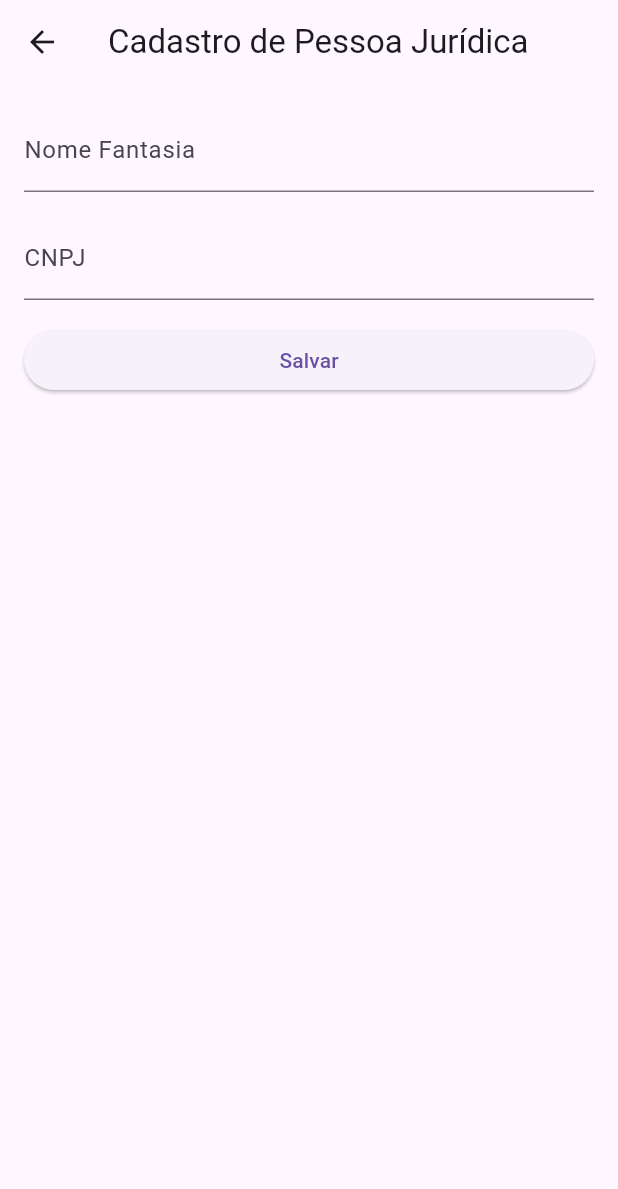
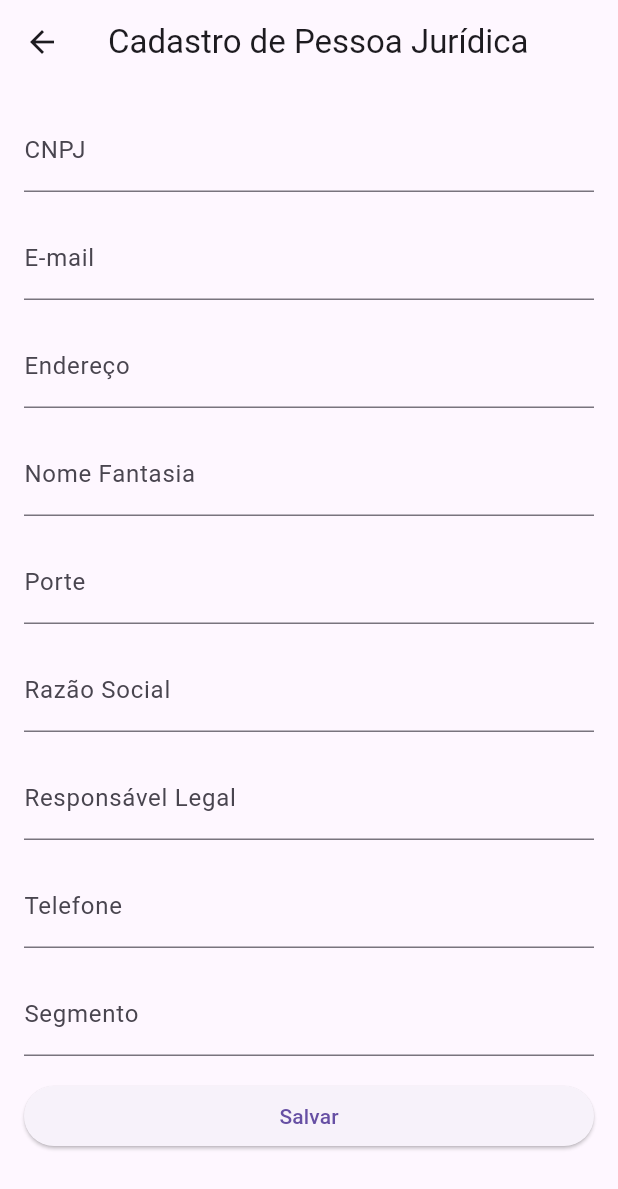
Before and after one commit to sarahCamargo/projeto-auto-locacao, a Flutter app: the CadastroPessoaJuridica screen opened directly, on a phone screen of 412 x 824 dp. Shown: the top 1189 px of the screen. Run offline on Flutter 3.47's test engine with Material 3 defaults, Android fonts, the phone set to English and light mode, and no system bars; our stand-ins replace cloud_firestore, firebase_core; missing offline and left inert: dart:ffi; accounts and stored records are empty.

Commit message:
Cadastro pessoa juridica

```diff
--- a/lib/cadastro_pessoa_juridica.dart
+++ b/lib/cadastro_pessoa_juridica.dart
@@ -7,8 +7,15 @@ class CadastroPessoaJuridica extends StatefulWidget {
 }
 
 class _CadastroPessoaJuridicaState extends State<CadastroPessoaJuridica> {
+  String cnpj = '';
+  String email = '';
+  String endereco = '';
   String nomeFantasia = '';
-  String cnpj = '';
+  String porte = '';
+  String razao_social = '';
+  String responsavel_legal = '';
+  String segmento = '';
+  String telefone = '';
 
   @override
   Widget build(BuildContext context) {
@@ -21,11 +28,42 @@ class _CadastroPessoaJuridicaState extends State<CadastroPessoaJuridica> {
   }
 
   Widget _buildForm() {
-    return Padding(
+    return SingleChildScrollView(
+        child: Padding(
           padding: EdgeInsets.all(16.0),
           child: Column(
             crossAxisAlignment: CrossAxisAlignment.stretch,
             children: [
+              TextFormField(
+                decoration: InputDecoration(labelText: 'CNPJ'),
+                keyboardType: TextInputType.number,
+                onChanged: (value) {
+                  setState(() {
+                    cnpj = value;
+                  });
+                },
+              ),
+              SizedBox(height: 16.0),
+              TextFormField(
+                decoration: InputDecoration(labelText: 'E-mail'),
+                keyboardType: TextInputType.emailAddress,
+                onChanged: (value) {
+                  setState(() {
+                    email = value;
+                  });
+                },
+              ),
+              SizedBox(height: 16.0),
+              TextFormField(
+                decoration: InputDecoration(labelText: 'Endereço'),
+                keyboardType: TextInputType.emailAddress,
+                onChanged: (value) {
+                  setState(() {
+                    endereco = value;
+                  });
+                },
+              ),
+              SizedBox(height: 16.0),
               TextFormField(
                 decoration: InputDecoration(labelText: 'Nome Fantasia'),
                 onChanged: (value) {
@@ -36,10 +74,48 @@ class _CadastroPessoaJuridicaState extends State<CadastroPessoaJuridica> {
               ),
               SizedBox(height: 16.0),
               TextFormField(
-            decoration: InputDecoration(labelText: 'CNPJ'),
+                decoration: InputDecoration(labelText: 'Porte'),
                 onChanged: (value) {
                   setState(() {
-                cnpj = value;
+                    porte = value;
+                  });
+                },
+              ),
+              SizedBox(height: 16.0),
+              TextFormField(
+                decoration: InputDecoration(labelText: 'Razão Social'),
+                onChanged: (value) {
+                  setState(() {
+                    razao_social = value;
+                  });
+                },
+              ),
+              SizedBox(height: 16.0),
+              TextFormField(
+                decoration: InputDecoration(labelText: 'Responsável Legal'),
+                onChanged: (value) {
+                  setState(() {
+                    responsavel_legal = value;
+                  });
+                },
+              ),
+              SizedBox(height: 16.0),
+              TextFormField(
+                decoration: InputDecoration(labelText: 'Telefone'),
+                keyboardType: TextInputType.phone,
+                onChanged: (value) {
+                  setState(() {
+                    telefone = value;
+                  });
+                },
+              ),
+              SizedBox(height: 16.0),
+              TextFormField(
+                decoration: InputDecoration(labelText: 'Segmento'),
+                keyboardType: TextInputType.phone,
+                onChanged: (value) {
+                  setState(() {
+                    segmento = value;
                   });
                 },
               ),
@@ -52,17 +128,25 @@ class _CadastroPessoaJuridicaState extends State<CadastroPessoaJuridica> {
               ),
             ],
           ),
-    );
+        ));
   }
 
   void salvarDados() {
     FirebaseFirestore.instance.collection('pessoa_juridica').add({
-      'nomeFantasia': nomeFantasia,
       'cnpj': cnpj,
+      'email': email,
+      'endereco': endereco,
+      'nome_fantasia': nomeFantasia,
+      'porte': porte,
+      'razao_social': razao_social,
+      'responsavel_legal': responsavel_legal,
+      'segmento': segmento,
+      'telefone': telefone
     }).then((value) {
       ScaffoldMessenger.of(context).showSnackBar(
         SnackBar(content: Text('Dados salvos com sucesso')),
       );
+      Navigator.pop(context);
     }).catchError((error) {
       ScaffoldMessenger.of(context).showSnackBar(
         SnackBar(content: Text('Erro ao salvar dados: $error')),
```
Also changed, not shown: lib/cadastro_pessoa_fisica.dart (+17 -1 lines), 1 other file. Lines whose indentation alone changed are shown as unchanged.
